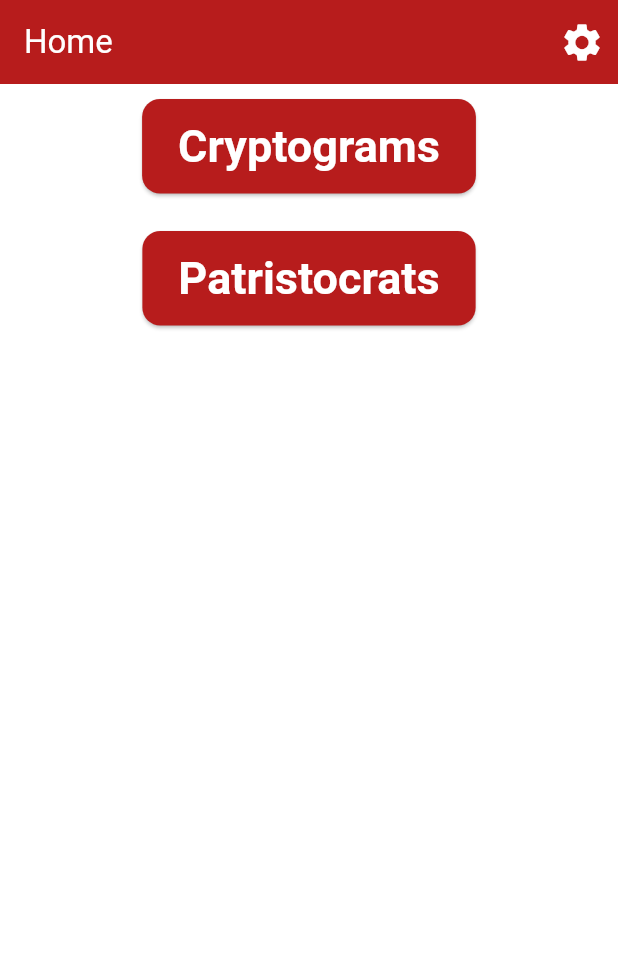
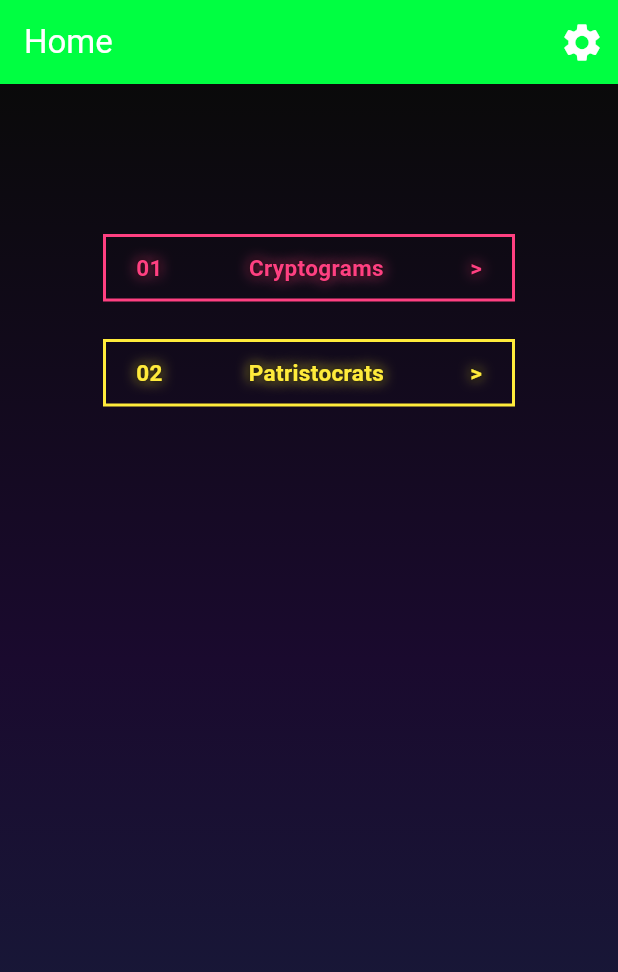
Before and after one commit to mkmkaksl/Scioly-Codebusters, a Flutter app: the screen it shows after launch, on a phone screen of 412 x 824 dp. Shown: the top 972 px of the screen. Run offline on Flutter 3.47's test engine with Material 3 defaults, Android fonts, the light colour scheme and no system bars; our stand-ins replace flutter_riverpod; Roboto replaces fonts that are missing (JetBrains Mono).

Commit message:
Restyled Home Buttons - Added home_button_widget.dart

```diff
--- a/lib/library.dart
+++ b/lib/library.dart
@@ -16,6 +16,7 @@ export 'widgets/aristocrat_grid_widget.dart';
 export 'widgets/patristocrat_grid_widget.dart';
 export 'widgets/cell_widget.dart';
 export 'widgets/keyboard_widget.dart';
+export 'widgets/home_button_widget.dart';
 
 export 'theme.dart';
 export 'main.dart';
--- a/lib/pages/home_page.dart
+++ b/lib/pages/home_page.dart
@@ -27,7 +27,9 @@ class HomePage extends StatelessWidget {
           ),
         ],
       ),
-      body: SingleChildScrollView(
+      body: Container(
+        decoration: AppTheme.backgroundGradient,
+        child: SingleChildScrollView(
           child: Center(
             child: SizedBox(
               width: screenW,
@@ -35,13 +37,15 @@ class HomePage extends StatelessWidget {
               child: Column(
                 crossAxisAlignment: CrossAxisAlignment.center,
                 children: [
-                /*const Image(
-                  image: AssetImage("images/codebusters-logo.png"),
-                  fit: BoxFit.fitWidth,
-                ),*/
-                const SizedBox(height: 10),
-                SizedBox(
-                  child: ElevatedButton(
+                  // const Image(
+                  //   image: AssetImage("../../codebusters-logo.png"),
+                  //   fit: BoxFit.fitWidth,
+                  // ),
+                  const SizedBox(height: 100),
+                  HomeButtonWidget(
+                    btnText: "Cryptograms",
+                    neonColor: Colors.pinkAccent,
+                    num: "01",
                     onPressed: () {
                       Navigator.push(
                         context,
@@ -50,15 +54,12 @@ class HomePage extends StatelessWidget {
                         ),
                       );
                     },
-                    child: const Text(
-                      "Cryptograms",
-                      style: TextStyle(fontSize: 30, color: Colors.white),
-                    ),
-                  ),
                   ),
                   const SizedBox(height: 25),
-                SizedBox(
-                  child: ElevatedButton(
+                  HomeButtonWidget(
+                    btnText: "Patristocrats",
+                    neonColor: Colors.yellow,
+                    num: "02",
                     onPressed: () {
                       Navigator.push(
                         context,
@@ -67,13 +68,9 @@ class HomePage extends StatelessWidget {
                         ),
                       );
                     },
-                    child: const Text(
-                      "Patristocrats",
-                      style: TextStyle(fontSize: 30, color: Colors.white),
-                    ),
-                  ),
                   ),
                 ],
+              ),
             ),
           ),
         ),
--- a/lib/theme.dart
+++ b/lib/theme.dart
@@ -5,7 +5,7 @@ import 'package:flutter/material.dart';
 final appThemeProvider = AppTheme.theme;
 
 class AppTheme {
-  static const Color primary = Color(0xFFB71C1C); // Deep red
+  static const Color primary = Color(0xFF00FF41); // Deep red #00ff41
   static const Color primaryLight = Color(0xFFD32F2F);
   static const Color primaryDark = Color(0xFF7F0000);
   static const Color background = Colors.white;
@@ -13,6 +13,14 @@ class AppTheme {
   static const Color accent = Color(0xFFEF5350); // Softer red
   static const Color keyboardKey = Color(0xFFFAFAFA);
   static const Color keyboardKeyText = Colors.black87;
+
+  static const BoxDecoration backgroundGradient = BoxDecoration(
+    gradient: LinearGradient(
+      colors: [Color(0xFF0a0a0a), Color(0xFF1a0a2e), Color(0xFF16213e)],
+      begin: Alignment.topCenter,
+      end: Alignment.bottomCenter,
+    ),
+  );
 
   static final TextTheme textTheme = TextTheme(
     headlineLarge: TextStyle(
--- /dev/null
+++ b/lib/widgets/home_button_widget.dart
@@ -0,0 +1,183 @@
+import 'package:flutter/material.dart';
+import 'package:flutter/services.dart';
+import 'package:flutter_riverpod/flutter_riverpod.dart';
+import 'package:projects/library.dart';
+
+class HomeButtonWidget extends ConsumerStatefulWidget {
+  final String btnText;
+  final String num;
+  final Color neonColor;
+  final Function onPressed;
+  const HomeButtonWidget({
+    Key? key,
+    required this.btnText,
+    required this.neonColor,
+    required this.num,
+    required this.onPressed,
+  }) : super(key: key);
+
+  @override
+  ConsumerState<HomeButtonWidget> createState() => _HomeButtonWidgetState();
+}
+
+class _HomeButtonWidgetState extends ConsumerState<HomeButtonWidget>
+    with SingleTickerProviderStateMixin {
+  late final AnimationController _animationController;
+  late final Animation<Alignment> _leftAlignmentAnimation;
+  late final Animation<Alignment> _rightAlignmentAnimation;
+  late final Animation<double> _glowAnimation;
+  late bool _isPressed = false;
+
+  @override
+  void initState() {
+    super.initState();
+    _animationController = AnimationController(
+      duration: const Duration(milliseconds: 200),
+      vsync: this,
+    );
+
+    _leftAlignmentAnimation =
+        Tween(begin: Alignment.centerLeft, end: Alignment.centerRight).animate(
+          CurvedAnimation(parent: _animationController, curve: Curves.easeIn),
+        );
+
+    _rightAlignmentAnimation =
+        Tween(begin: Alignment.centerRight, end: Alignment.centerLeft).animate(
+          CurvedAnimation(parent: _animationController, curve: Curves.easeIn),
+        );
+
+    _glowAnimation = Tween(begin: 0.0, end: 10.0).animate(
+      CurvedAnimation(parent: _animationController, curve: Curves.linear),
+    );
+  }
+
+  @override
+  void dispose() {
+    _animationController.dispose();
+    super.dispose();
+  }
+
+  void _onEnter(PointerEnterEvent details) {
+    _animationController.forward();
+  }
+
+  void _onExit(PointerExitEvent? details) {
+    _animationController.reverse();
+  }
+
+  void _onTapUp(TapUpDetails details) {
+    setState(() => _isPressed = false);
+    _animationController.reverse();
+    widget.onPressed();
+  }
+
+  void _onTapDown(TapDownDetails details) {
+    setState(() => _isPressed = true);
+    _animationController.forward();
+  }
+
+  @override
+  Widget build(BuildContext context) {
+    return AnimatedBuilder(
+      animation: _animationController,
+      builder: (context, child) {
+        return Transform.translate(
+          offset: Offset(0, 0),
+          child: MouseRegion(
+            onEnter: _onEnter,
+            onExit: _onExit,
+            child: GestureDetector(
+              onTapUp: _onTapUp,
+              onTapDown: _onTapDown,
+              child: Container(
+                width: LayoutConfig.width * (2 / 3),
+                decoration: BoxDecoration(
+                  boxShadow: [
+                    BoxShadow(
+                      color: widget.neonColor.withAlpha(
+                        (_glowAnimation.value * 20).round(),
+                      ),
+                      blurRadius: _glowAnimation.value,
+                      spreadRadius: 0,
+                    ),
+                  ],
+                  gradient: LinearGradient(
+                    begin: Alignment.centerLeft,
+                    end: _leftAlignmentAnimation.value,
+                    colors: [widget.neonColor, Colors.transparent],
+                  ),
+                  border: Border.all(color: widget.neonColor, width: 2),
+                ),
+                child: Container(
+                  decoration: BoxDecoration(
+                    gradient: LinearGradient(
+                      begin: Alignment.centerRight,
+                      end: _rightAlignmentAnimation.value,
+                      colors: [widget.neonColor, Colors.transparent],
+                    ),
+                  ),
+                  child: Padding(
+                    padding: const EdgeInsets.symmetric(
+                      horizontal: 20,
+                      vertical: 10,
+                    ),
+                    child: Row(
+                      children: [
+                        Text(
+                          widget.num,
+                          style: TextStyle(
+                            fontFamily: 'JetBrains Mono',
+                            fontSize: 15,
+                            color: widget.neonColor,
+                            fontWeight: FontWeight.w700,
+                            shadows: [
+                              Shadow(color: widget.neonColor, blurRadius: 10),
+                              Shadow(color: Colors.black, blurRadius: 5),
+                            ],
+                          ),
+                        ),
+                        Expanded(
+                          child: Center(
+                            child: Text(
+                              widget.btnText,
+                              style: TextStyle(
+                                fontFamily: 'JetBrains Mono',
+                                fontSize: 15,
+                                color: widget.neonColor,
+                                fontWeight: FontWeight.w700,
+                                shadows: [
+                                  Shadow(
+                                    color: widget.neonColor,
+                                    blurRadius: 10,
+                                  ),
+                                  Shadow(color: Colors.black, blurRadius: 5),
+                                ],
+                              ),
+                            ),
+                          ),
+                        ),
+                        Text(
+                          '>',
+                          style: TextStyle(
+                            fontFamily: 'JetBrains Mono',
+                            fontSize: 15,
+                            color: widget.neonColor,
+                            fontWeight: FontWeight.w700,
+                            shadows: [
+                              Shadow(color: widget.neonColor, blurRadius: 10),
+                              Shadow(color: Colors.black, blurRadius: 5),
+                            ],
+                          ),
+                        ),
+                      ],
+                    ),
+                  ),
+                ),
+              ),
+            ),
+          ),
+        );
+      },
+    );
+  }
+}
```
Also changed, not shown: pubspec.lock, 9 other files. Lines whose indentation alone changed are shown as unchanged.
